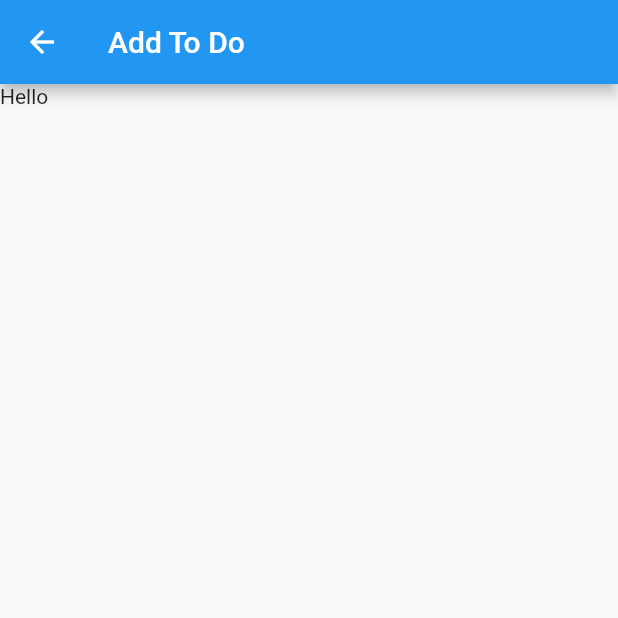
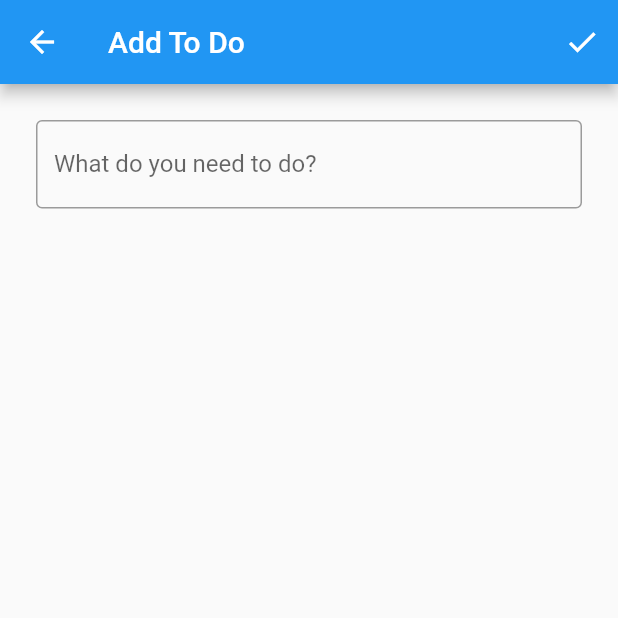
Before and after one commit to FlutterStudyJam-Berlin/todo_app, a Flutter app: the screen it shows after launch, after a tap on the "add" icon, on a phone screen of 412 x 824 dp, the top half of it. Run offline on Flutter 3.47's test engine with Material 2 defaults, Android fonts, the phone set to English and light mode, and no system bars.

Commit message:
Add text input and app bar action

```diff
--- a/lib/add_todo_route.dart
+++ b/lib/add_todo_route.dart
@@ -6,7 +6,21 @@ class AddTodoRoute extends StatelessWidget {
   Widget build(BuildContext context) {
     return Screen(
       title: "Add To Do",
-      body: Text("Hello"),
+      actions: <Widget>[
+        IconButton(
+          icon: Icon(Icons.check),
+          onPressed: () {},
+        )
+      ],
+      body: Padding(
+        padding: const EdgeInsets.all(24.0),
+        child: TextField(
+          decoration: InputDecoration(
+            border: OutlineInputBorder(),
+            labelText: "What do you need to do?",
+          ),
+        ),
+      ),
     );
   }
 }
--- a/lib/screen.dart
+++ b/lib/screen.dart
@@ -3,11 +3,13 @@ import 'package:flutter/material.dart';
 class Screen extends StatelessWidget {
   final String title;
   final Widget body;
+  final List<Widget> actions;
   final FloatingActionButton floatingActionButton;
 
   const Screen({
     @required this.title,
     @required this.body,
+    this.actions,
     this.floatingActionButton,
   })  : assert(title != null),
         assert(body != null);
@@ -17,6 +19,7 @@ class Screen extends StatelessWidget {
     return Scaffold(
       appBar: AppBar(
         title: Text(title),
+        actions: actions,
       ),
       body: body,
       floatingActionButton: floatingActionButton,
```
